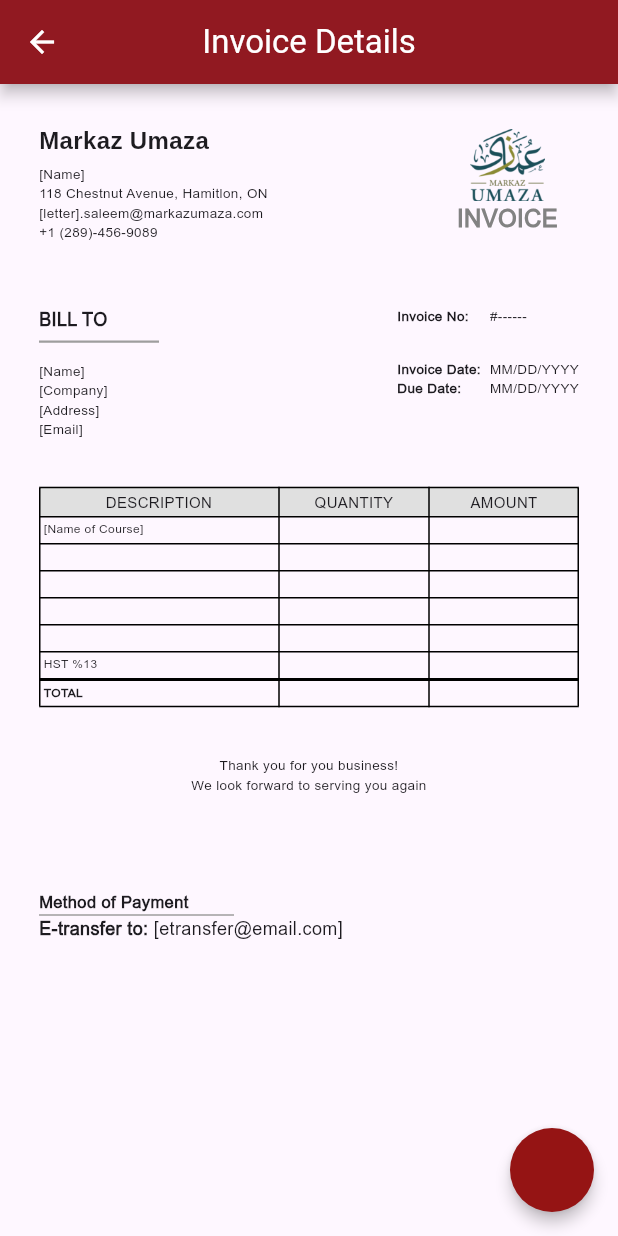
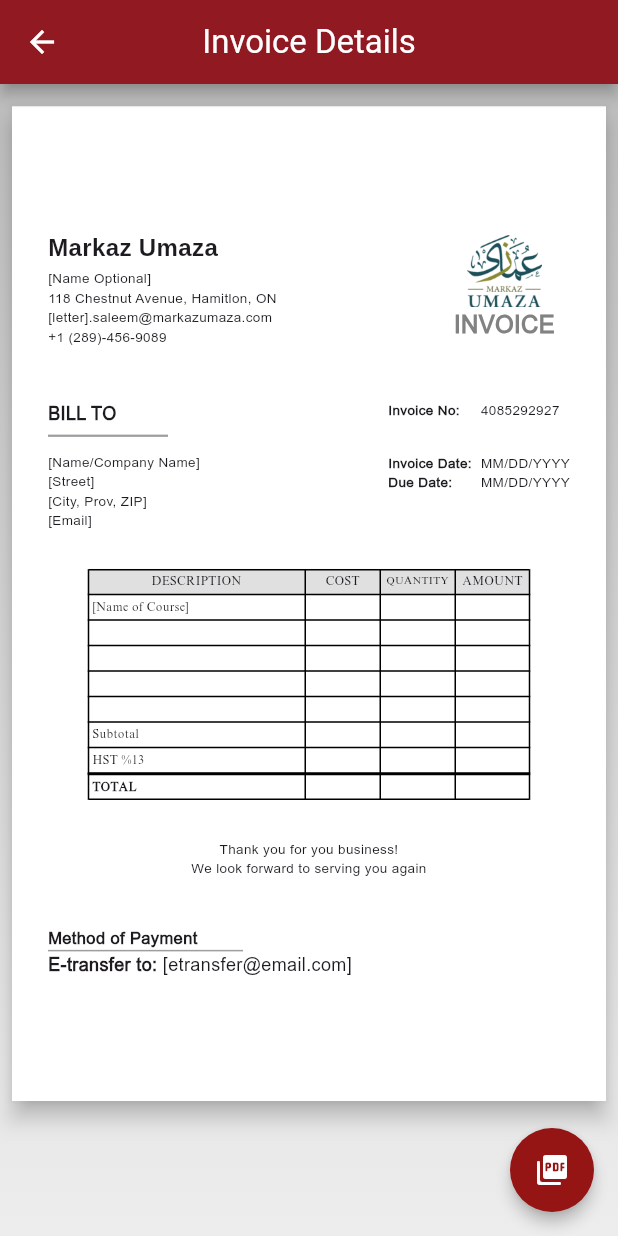
Before and after one commit to UziKhan847/invoice_generator, a Flutter app: the DetailPage screen opened by its route, on a phone screen of 412 x 824 dp. Run offline on Flutter 3.47's test engine with Material 3 defaults, Android fonts, the phone set to English and light mode, and no system bars; our stand-ins replace pdf, printing.

Commit message:
added PDF generation

```diff
--- a/lib/main.dart
+++ b/lib/main.dart
@@ -2,6 +2,7 @@
 import 'package:markaz_umaza_invoice_generator/pages/detail_page.dart';
 import 'package:markaz_umaza_invoice_generator/pages/homepage.dart';
 import 'package:markaz_umaza_invoice_generator/pages/invoice_list_page.dart';
+import 'package:markaz_umaza_invoice_generator/pages/pdf_preview_page.dart';
 
 void main() {
   runApp(const MyApp());
@@ -25,7 +26,7 @@
         listTileTheme: const ListTileThemeData(
             titleTextStyle: TextStyle(fontSize: 20),
             textColor: Colors.black,
-            tileColor: Color.fromARGB(255, 247, 247, 247)),
+            tileColor: Color(0xFFF7F7F7)),
         floatingActionButtonTheme: const FloatingActionButtonThemeData(
           backgroundColor: Color(0xFF951414),
           foregroundColor: Colors.white,
@@ -38,6 +39,7 @@
         "/homepage": (context) => const Homepage(),
         "/invoice_list_page": (context) => const InvoiceListPage(),
         "/detail_page": (context) => const DetailPage(),
+        "/pdf_preview_page": (context) => const PdfPreviewPage(),
       },
     );
   }
--- /dev/null
+++ b/lib/model/invoice.dart
@@ -0,0 +1 @@
+class Invoice {}
--- a/lib/pages/detail_page.dart
+++ b/lib/pages/detail_page.dart
@@ -12,10 +12,24 @@
       appBar: AppBar(
         title: const Text("Invoice Details"),
       ),
-      body: Padding(
-        padding: const EdgeInsets.all(26.0),
+      body: Container(
+        width: double.infinity,
+        height: double.infinity,
+        decoration: const BoxDecoration(
+            gradient: LinearGradient(
+                begin: Alignment.topCenter,
+                end: Alignment.bottomCenter,
+                colors: [Color(0xFFBDBDBD), Color(0xFFEEEDED)])),
+        child: Padding(
+          padding:
+              const EdgeInsets.only(right: 8.0, left: 8, top: 15, bottom: 90),
+          child: Material(
+            elevation: 6,
+            child: Container(
+              padding: const EdgeInsets.all(24.0),
+              color: Colors.white,
               child: Column(
-          //mainAxisAlignment: MainAxisAlignment.center,
+                mainAxisAlignment: MainAxisAlignment.center,
                 children: [
                   Row(
                     children: [
@@ -29,9 +43,9 @@
                                 fontWeight: FontWeight.bold,
                                 fontSize: 16),
                           ),
-                    Margins.vertical4,
+                          Margins.vertical2,
                           GeneralText(
-                      text: "[Name]",
+                            text: "[Name Optional]",
                           ),
                           GeneralText(
                             text: "118 Chestnut Avenue, Hamitlon, ON",
@@ -59,10 +73,10 @@
                           ),
                         ],
                       ),
-                Margins.horizontal14,
+                      Margins.horizontal10,
                     ],
                   ),
-            Margins.vertical43,
+                  Margins.vertical36,
                   Row(
                     crossAxisAlignment: CrossAxisAlignment.start,
                     children: [
@@ -80,15 +94,15 @@
                             width: 80.0,
                             color: Colors.grey,
                           ),
-                    Margins.vertical12,
+                          Margins.vertical10,
                           const GeneralText(
-                      text: "[Name]",
+                            text: "[Name/Company Name]",
                           ),
                           const GeneralText(
-                      text: "[Company]",
+                            text: "[Street]",
                           ),
                           const GeneralText(
-                      text: "[Address]",
+                            text: "[City, Prov, ZIP]",
                           ),
                           const GeneralText(
                             text: "[Email]",
@@ -119,7 +133,7 @@
                         crossAxisAlignment: CrossAxisAlignment.start,
                         children: [
                           GeneralText(
-                      text: "#------",
+                            text: "4085292927",
                           ),
                           Margins.vertical22,
                           GeneralText(
@@ -132,16 +146,16 @@
                       ),
                     ],
                   ),
-            Margins.vertical32,
+                  Margins.vertical26,
                   const CoursesTable(),
-            Margins.vertical32,
+                  Margins.vertical26,
                   const GeneralText(
                     text:
                         "Thank you for you business!\nWe look forward to serving you again",
                     textAlign: TextAlign.center,
                     fontSize: 9.0,
                   ),
-            Margins.vertical64,
+                  Margins.vertical32,
                   Row(
                     children: [
                       Column(
@@ -177,7 +191,15 @@
                 ],
               ),
             ),
-      floatingActionButton: const FloatingActionButton(onPressed: null),
+          ),
+        ),
+      ),
+      floatingActionButton: FloatingActionButton(
+        onPressed: () {
+          Navigator.pushNamed(context, "/pdf_preview_page");
+        },
+        child: const Icon(Icons.picture_as_pdf_rounded),
+      ),
     );
   }
 }
--- a/lib/tables/courses_table.dart
+++ b/lib/tables/courses_table.dart
@@ -9,15 +9,21 @@
     return Table(
       border: TableBorder.all(),
       //defaultVerticalAlignment: TableCellVerticalAlignment.middle,
-      columnWidths: const <int, TableColumnWidth>{0: FixedColumnWidth(160)},
+      columnWidths: const <int, TableColumnWidth>{
+        0: FixedColumnWidth(145),
+        1: FixedColumnWidth(50),
+        2: FixedColumnWidth(50),
+        3: FixedColumnWidth(50),
+      },
       children: <TableRow>[
         GeneralTableRow.row(
           decoration: BoxDecoration(color: Colors.grey.shade300),
-          fontSize: 10,
+          fontSizeThree: 7,
           textAlign: TextAlign.center,
           columnOne: "DESCRIPTION",
-          columnTwo: "QUANTITY",
-          columnThree: "AMOUNT",
+          columnTwo: "COST",
+          columnThree: "QUANTITY",
+          columnFour: "AMOUNT",
         ),
         GeneralTableRow.row(
           columnOne: "[Name of Course]",
@@ -26,6 +32,7 @@
         GeneralTableRow.row(),
         GeneralTableRow.row(),
         GeneralTableRow.row(),
+        GeneralTableRow.row(columnOne: "Subtotal"),
         GeneralTableRow.row(
           columnOne: "HST %13",
         ),
@@ -38,6 +45,7 @@
             ),
             Container(),
             Container(),
+            Container(),
           ],
         ),
         GeneralTableRow.row(
--- a/lib/utils/general_table_row.dart
+++ b/lib/utils/general_table_row.dart
@@ -1,15 +1,19 @@
 import 'package:flutter/material.dart';
 
 class GeneralTableRow {
-
-static TableRow row(
+  static TableRow row(
           {TextAlign? textAlign,
           Decoration? decoration,
           FontWeight? fontWeight,
-          double? fontSize = 8.0,
+          String? fontFamily = "times",
+          double? fontSizeOne = 8.0,
+          double? fontSizTwo = 8.0,
+          double? fontSizeThree = 8.0,
+          double? fontSizeFour = 8.0,
           String columnOne = "",
           String columnTwo = "",
-          String columnThree = ""}) =>
+          String columnThree = "",
+          String columnFour = ""}) =>
       TableRow(
         decoration: decoration,
         children: <Widget>[
@@ -18,9 +22,9 @@
             child: Text(columnOne,
                 textAlign: textAlign,
                 style: TextStyle(
-                  fontSize: fontSize,
+                  fontSize: fontSizeOne,
                   fontWeight: fontWeight,
-                  fontFamily: "Arial",
+                  fontFamily: fontFamily,
                 )),
           ),
           Padding(
@@ -28,9 +32,9 @@
             child: Text(columnTwo,
                 textAlign: textAlign,
                 style: TextStyle(
-                  fontSize: fontSize,
+                  fontSize: fontSizTwo,
                   fontWeight: fontWeight,
-                  fontFamily: "Arial",
+                  fontFamily: fontFamily,
                 )),
           ),
           Padding(
@@ -38,9 +42,19 @@
             child: Text(columnThree,
                 textAlign: textAlign,
                 style: TextStyle(
-                  fontSize: fontSize,
+                  fontSize: fontSizeThree,
                   fontWeight: fontWeight,
-                  fontFamily: "Arial",
+                  fontFamily: fontFamily,
+                )),
+          ),
+          Padding(
+            padding: const EdgeInsets.all(3.0),
+            child: Text(columnFour,
+                textAlign: textAlign,
+                style: TextStyle(
+                  fontSize: fontSizeFour,
+                  fontWeight: fontWeight,
+                  fontFamily: fontFamily,
                 )),
           ),
         ],
--- a/lib/widgets/general_text.dart
+++ b/lib/widgets/general_text.dart
@@ -23,9 +23,9 @@
       text,
       textAlign: textAlign,
       style: TextStyle(
+          color: color,
           fontFamily: fontFamily,
           fontSize: fontSize,
-          color: color,
           fontWeight: fontWeight),
     );
   }
--- a/pubspec.yaml
+++ b/pubspec.yaml
@@ -14,6 +14,8 @@
   cupertino_icons: ^1.0.8
   pdf: ^3.11.1
   printing: ^5.13.4
+  flutter_riverpod: ^2.6.1
+  supabase_flutter: ^2.8.0
 
 dev_dependencies:
   flutter_test:
@@ -39,3 +41,6 @@
     - family: Arial
       fonts:
         - asset: fonts/Arial.ttf
+    - family: Times
+      fonts:
+        - asset: fonts/times.ttf
```
Also changed, not shown: lib/pages/pdf_preview_page.dart (added, +17 -0 lines), lib/pdf/generate_pdf.dart (added, +216 -0 lines), lib/pdf/pdf_margins.dart (added, +62 -0 lines), lib/pdf/pdf_table.dart (added, +100 -0 lines), lib/pdf/pdf_table_row.dart (added, +65 -0 lines), lib/pdf/pdf_text.dart (added, +21 -0 lines), fonts/times-bold-italic.ttf (added), fonts/times-bold.ttf (added), fonts/times-italic.ttf (added), fonts/times.ttf (added), lib/providers/data.dart (added), pubspec.lock, 5 other files. Lines whose indentation alone changed are shown as unchanged.
